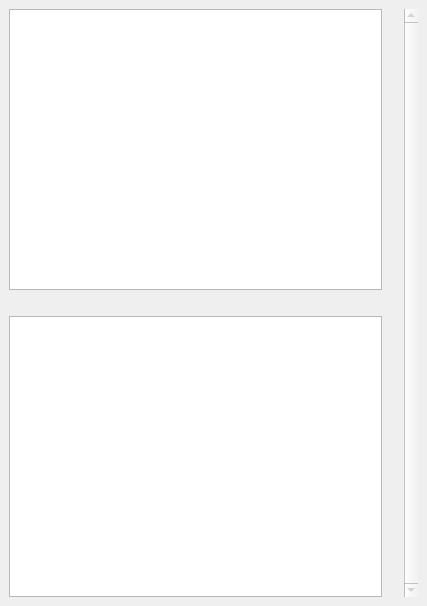
Before: the Qt Designer form pootling/ui/TUview.ui in cc-archive/pootle, drawn with Qt 5.
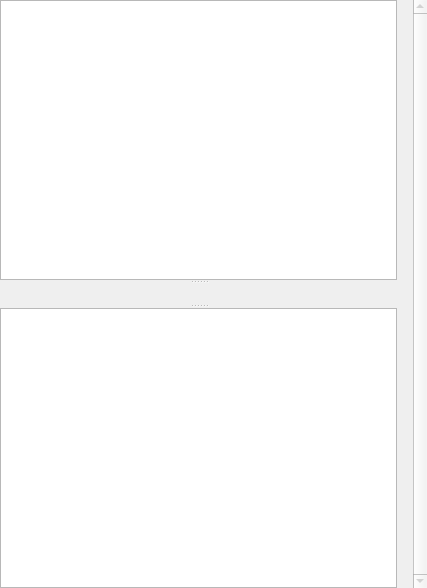
After: the same form once the commit is applied. Icons and pictures are not drawn.

Commit message: add slitter, set margin to 0, add color to lblcomment back

Diff of the .ui file:
```diff
--- a/pootling/ui/TUview.ui
+++ b/pootling/ui/TUview.ui
@@ -40,12 +40,324 @@
   </property>
   <layout class="QGridLayout" >
    <property name="margin" >
-    <number>9</number>
+    <number>0</number>
    </property>
    <property name="spacing" >
-    <number>6</number>
+    <number>0</number>
    </property>
-   <item rowspan="3" row="0" column="2" >
+   <item row="0" column="0" >
+    <widget class="QSplitter" name="" >
+     <property name="orientation" >
+      <enum>Qt::Vertical</enum>
+     </property>
+     <widget class="QTextEdit" name="txtSource" >
+      <property name="tabChangesFocus" >
+       <bool>true</bool>
+      </property>
+      <property name="undoRedoEnabled" >
+       <bool>false</bool>
+      </property>
+      <property name="readOnly" >
+       <bool>true</bool>
+      </property>
+      <property name="tabStopWidth" >
+       <number>79</number>
+      </property>
+     </widget>
+     <widget class="QLabel" name="lblComment" >
+      <property name="palette" >
+       <palette>
+        <active>
+         <color>
+          <red>255</red>
+          <green>10</green>
+          <blue>26</blue>
+         </color>
+         <color>
+          <red>221</red>
+          <green>223</green>
+          <blue>228</blue>
+         </color>
+         <color>
+          <red>255</red>
+          <green>255</green>
+          <blue>255</blue>
+         </color>
+         <color>
+          <red>255</red>
+          <green>255</green>
+          <blue>255</blue>
+         </color>
+         <color>
+          <red>85</red>
+          <green>85</green>
+          <blue>85</blue>
+         </color>
+         <color>
+          <red>199</red>
+          <green>199</green>
+          <blue>199</blue>
+         </color>
+         <color>
+          <red>0</red>
+          <green>0</green>
+          <blue>0</blue>
+         </color>
+         <color>
+          <red>255</red>
+          <green>255</green>
+          <blue>255</blue>
+         </color>
+         <color>
+          <red>0</red>
+          <green>0</green>
+          <blue>0</blue>
+         </color>
+         <color>
+          <red>255</red>
+          <green>255</green>
+          <blue>255</blue>
+         </color>
+         <color>
+          <red>239</red>
+          <green>239</green>
+          <blue>239</blue>
+         </color>
+         <color>
+          <red>0</red>
+          <green>0</green>
+          <blue>0</blue>
+         </color>
+         <color>
+          <red>103</red>
+          <green>141</green>
+          <blue>178</blue>
+         </color>
+         <color>
+          <red>255</red>
+          <green>255</green>
+          <blue>255</blue>
+         </color>
+         <color>
+          <red>0</red>
+          <green>0</green>
+          <blue>238</blue>
+         </color>
+         <color>
+          <red>82</red>
+          <green>24</green>
+          <blue>139</blue>
+         </color>
+         <color>
+          <red>232</red>
+          <green>232</green>
+          <blue>232</blue>
+         </color>
+        </active>
+        <inactive>
+         <color>
+          <red>255</red>
+          <green>10</green>
+          <blue>26</blue>
+         </color>
+         <color>
+          <red>221</red>
+          <green>223</green>
+          <blue>228</blue>
+         </color>
+         <color>
+          <red>255</red>
+          <green>255</green>
+          <blue>255</blue>
+         </color>
+         <color>
+          <red>255</red>
+          <green>255</green>
+          <blue>255</blue>
+         </color>
+         <color>
+          <red>85</red>
+          <green>85</green>
+          <blue>85</blue>
+         </color>
+         <color>
+          <red>199</red>
+          <green>199</green>
+          <blue>199</blue>
+         </color>
+         <color>
+          <red>0</red>
+          <green>0</green>
+          <blue>0</blue>
+         </color>
+         <color>
+          <red>255</red>
+          <green>255</green>
+          <blue>255</blue>
+         </color>
+         <color>
+          <red>0</red>
+          <green>0</green>
+          <blue>0</blue>
+         </color>
+         <color>
+          <red>255</red>
+          <green>255</green>
+          <blue>255</blue>
+         </color>
+         <color>
+          <red>239</red>
+          <green>239</green>
+          <blue>239</blue>
+         </color>
+         <color>
+          <red>0</red>
+          <green>0</green>
+          <blue>0</blue>
+         </color>
+         <color>
+          <red>103</red>
+          <green>141</green>
+          <blue>178</blue>
+         </color>
+         <color>
+          <red>255</red>
+          <green>255</green>
+          <blue>255</blue>
+         </color>
+         <color>
+          <red>0</red>
+          <green>0</green>
+          <blue>238</blue>
+         </color>
+         <color>
+          <red>82</red>
+          <green>24</green>
+          <blue>139</blue>
+         </color>
+         <color>
+          <red>232</red>
+          <green>232</green>
+          <blue>232</blue>
+         </color>
+        </inactive>
+        <disabled>
+         <color>
+          <red>128</red>
+          <green>128</green>
+          <blue>128</blue>
+         </color>
+         <color>
+          <red>221</red>
+          <green>223</green>
+          <blue>228</blue>
+         </color>
+         <color>
+          <red>255</red>
+          <green>255</green>
+          <blue>255</blue>
+         </color>
+         <color>
+          <red>255</red>
+          <green>255</green>
+          <blue>255</blue>
+         </color>
+         <color>
+          <red>85</red>
+          <green>85</green>
+          <blue>85</blue>
+         </color>
+         <color>
+          <red>199</red>
+          <green>199</green>
+          <blue>199</blue>
+         </color>
+         <color>
+          <red>199</red>
+          <green>199</green>
+          <blue>199</blue>
+         </color>
+         <color>
+          <red>255</red>
+          <green>255</green>
+          <blue>255</blue>
+         </color>
+         <color>
+          <red>128</red>
+          <green>128</green>
+          <blue>128</blue>
+         </color>
+         <color>
+          <red>239</red>
+          <green>239</green>
+          <blue>239</blue>
+         </color>
+         <color>
+          <red>239</red>
+          <green>239</green>
+          <blue>239</blue>
+         </color>
+         <color>
+          <red>0</red>
+          <green>0</green>
+          <blue>0</blue>
+         </color>
+         <color>
+          <red>86</red>
+          <green>117</green>
+          <blue>148</blue>
+         </color>
+         <color>
+          <red>255</red>
+          <green>255</green>
+          <blue>255</blue>
+         </color>
+         <color>
+          <red>0</red>
+          <green>0</green>
+          <blue>238</blue>
+         </color>
+         <color>
+          <red>82</red>
+          <green>24</green>
+          <blue>139</blue>
+         </color>
+         <color>
+          <red>232</red>
+          <green>232</green>
+          <blue>232</blue>
+         </color>
+        </disabled>
+       </palette>
+      </property>
+      <property name="text" >
+       <string/>
+      </property>
+     </widget>
+     <widget class="QTextEdit" name="txtTarget" >
+      <property name="whatsThis" >
+       <string/>
+      </property>
+     </widget>
+    </widget>
+   </item>
+   <item row="0" column="1" >
+    <spacer>
+     <property name="orientation" >
+      <enum>Qt::Horizontal</enum>
+     </property>
+     <property name="sizeType" >
+      <enum>QSizePolicy::Fixed</enum>
+     </property>
+     <property name="sizeHint" >
+      <size>
+       <width>16</width>
+       <height>588</height>
+      </size>
+     </property>
+    </spacer>
+   </item>
+   <item row="0" column="2" >
     <widget class="QScrollBar" name="fileScrollBar" >
      <property name="enabled" >
       <bool>false</bool>
@@ -72,52 +384,6 @@
      </property>
     </widget>
    </item>
-   <item rowspan="3" row="0" column="1" >
-    <spacer>
-     <property name="orientation" >
-      <enum>Qt::Horizontal</enum>
-     </property>
-     <property name="sizeType" >
-      <enum>QSizePolicy::Fixed</enum>
-     </property>
-     <property name="sizeHint" >
-      <size>
-       <width>16</width>
-       <height>588</height>
-      </size>
-     </property>
-    </spacer>
-   </item>
-   <item row="1" column="0" >
-    <widget class="QLabel" name="lblComment" >
-     <property name="text" >
-      <string/>
-     </property>
-    </widget>
-   </item>
-   <item row="0" column="0" >
-    <widget class="QTextEdit" name="txtSource" >
-     <property name="tabChangesFocus" >
-      <bool>true</bool>
-     </property>
-     <property name="undoRedoEnabled" >
-      <bool>false</bool>
-     </property>
-     <property name="readOnly" >
-      <bool>true</bool>
-     </property>
-     <property name="tabStopWidth" >
-      <number>79</number>
-     </property>
-    </widget>
-   </item>
-   <item row="2" column="0" >
-    <widget class="QTextEdit" name="txtTarget" >
-     <property name="whatsThis" >
-      <string/>
-     </property>
-    </widget>
-   </item>
   </layout>
  </widget>
  <tabstops>
```
Left out of the diff: 4 changed lines with no effect on the pictures. The commit also changes 1 other file.
